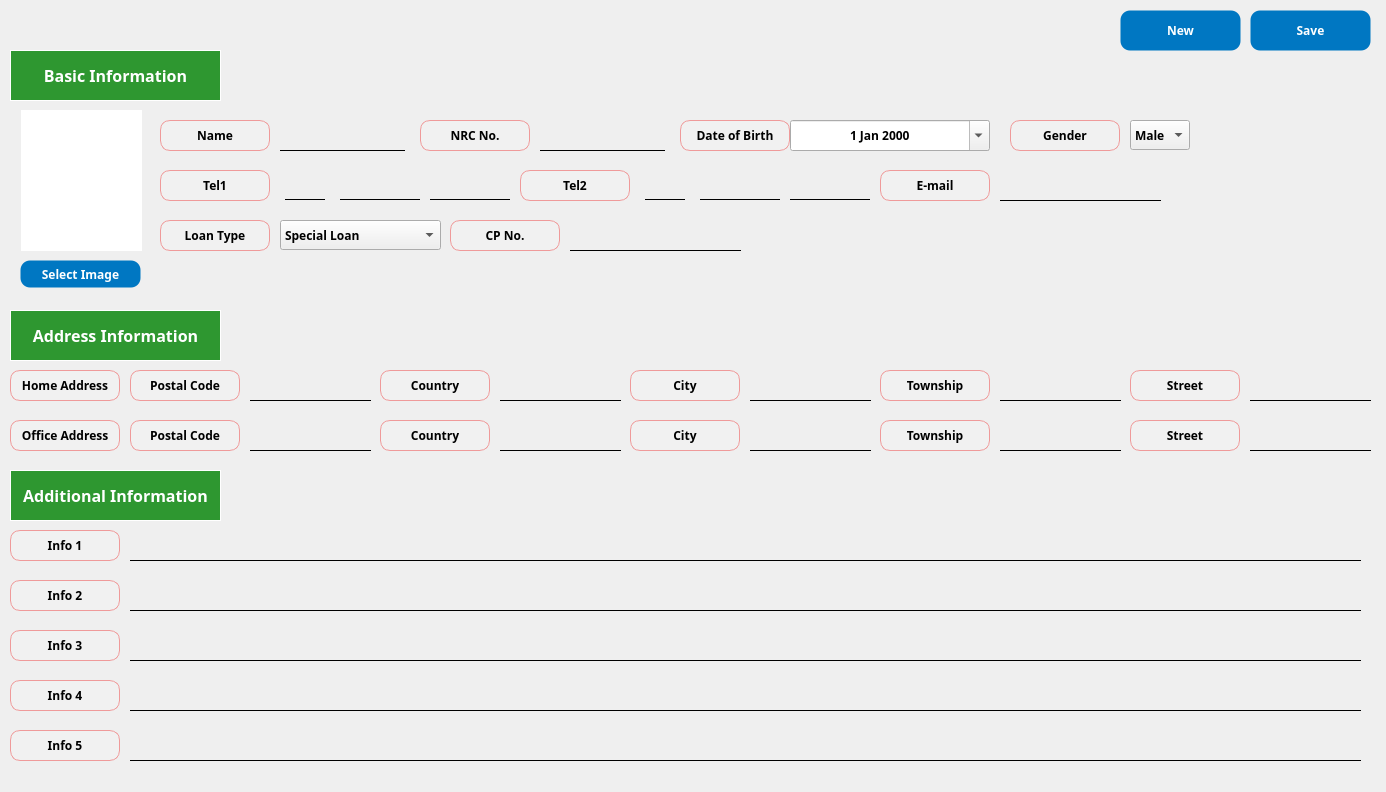
DY-Microfinance-Customer-Management/dymf-algorithm, file app/src/pages/registration/customer.ui: the form before one commit.
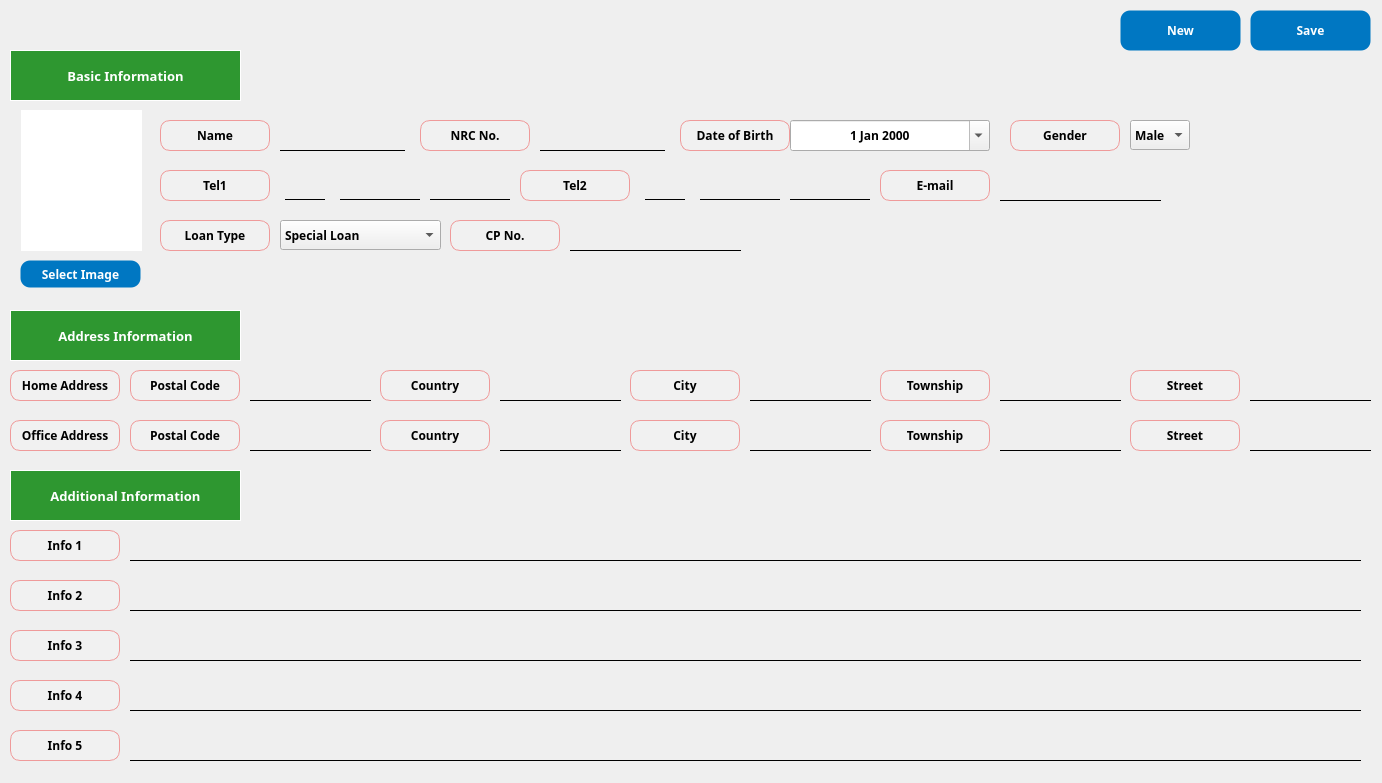
The form after the commit.

```diff
--- a/app/src/pages/registration/customer.ui
+++ b/app/src/pages/registration/customer.ui
@@ -6,8 +6,8 @@
    <rect>
     <x>0</x>
     <y>0</y>
-    <width>1386</width>
-    <height>792</height>
+    <width>1382</width>
+    <height>783</height>
    </rect>
   </property>
   <property name="minimumSize">
@@ -2322,14 +2322,14 @@
      <rect>
       <x>10</x>
       <y>50</y>
-      <width>211</width>
+      <width>231</width>
       <height>51</height>
      </rect>
     </property>
     <property name="font">
      <font>
       <family>Arial Black</family>
-      <pointsize>12</pointsize>
+      <pointsize>10</pointsize>
       <weight>75</weight>
       <bold>true</bold>
      </font>
@@ -2352,14 +2352,14 @@
      <rect>
       <x>10</x>
       <y>310</y>
-      <width>211</width>
+      <width>231</width>
       <height>51</height>
      </rect>
     </property>
     <property name="font">
      <font>
       <family>Arial Black</family>
-      <pointsize>12</pointsize>
+      <pointsize>10</pointsize>
       <weight>75</weight>
       <bold>true</bold>
      </font>
@@ -2382,14 +2382,14 @@
      <rect>
       <x>10</x>
       <y>470</y>
-      <width>211</width>
+      <width>231</width>
       <height>51</height>
      </rect>
     </property>
     <property name="font">
      <font>
       <family>Arial Black</family>
-      <pointsize>12</pointsize>
+      <pointsize>10</pointsize>
       <weight>75</weight>
       <bold>true</bold>
      </font>
```
